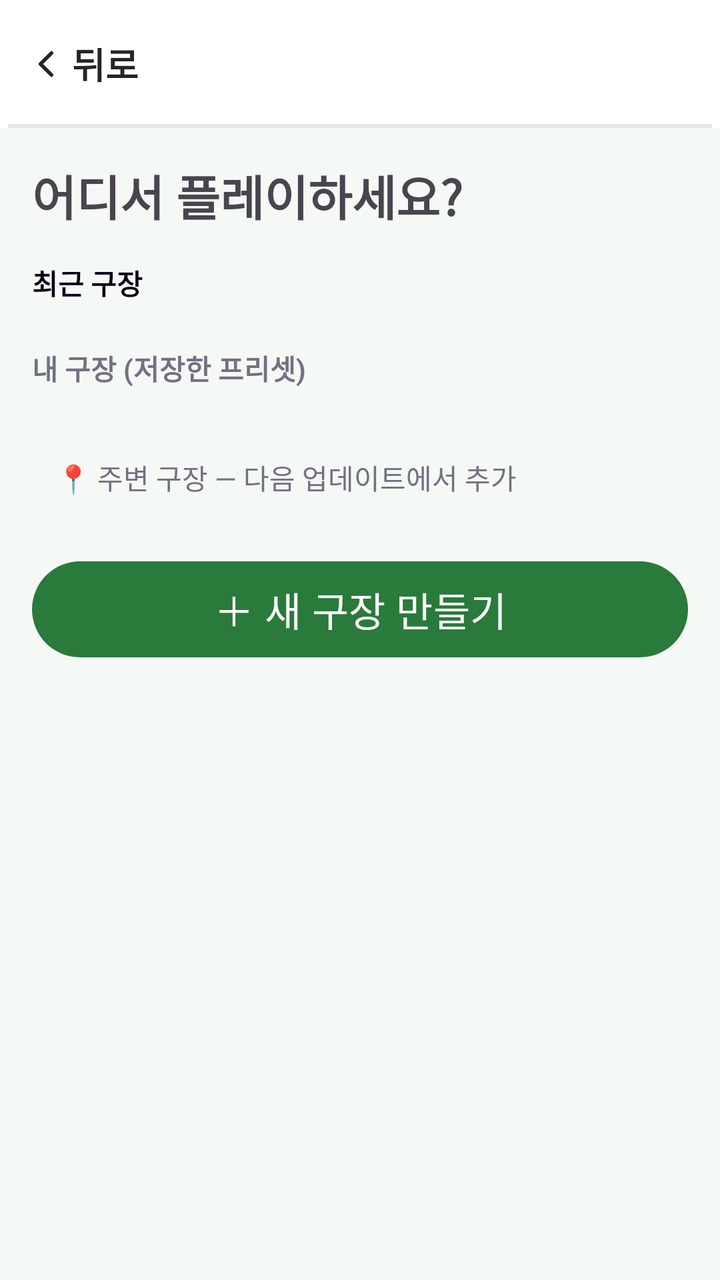
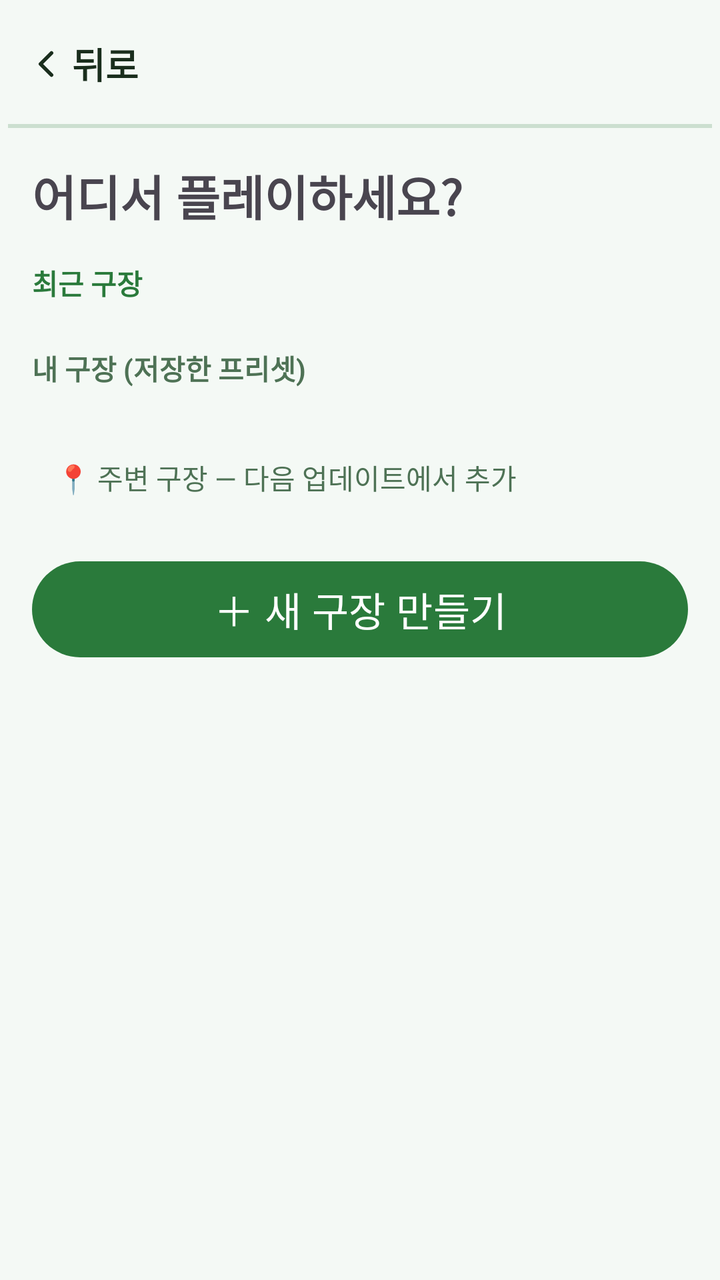

Screens rendered from an Android XML layout before and after an edit, with the pre-edit source and the edit as a unified diff.
<!-- AndroidManifest.xml: application theme Theme.ParkGolf -->
<!-- res/layout/fragment_start.xml -->
<?xml version="1.0" encoding="utf-8"?>
<LinearLayout xmlns:android="http://schemas.android.com/apk/res/android"
    android:layout_width="match_parent" android:layout_height="match_parent"
    android:orientation="vertical">
    <include android:id="@+id/topBar" layout="@layout/view_top_bar" />
    <ScrollView
        android:layout_width="match_parent" android:layout_height="0dp" android:layout_weight="1"
        android:fillViewport="true" android:padding="@dimen/screen_padding">
        <LinearLayout
            android:layout_width="match_parent" android:layout_height="wrap_content"
            android:orientation="vertical">
            <TextView android:layout_width="wrap_content" android:layout_height="wrap_content"
                android:text="@string/start_where" android:textSize="@dimen/title_text"
                android:textStyle="bold" android:layout_marginBottom="16dp" />
            <TextView android:layout_width="wrap_content" android:layout_height="wrap_content"
                android:text="@string/recent_courses" android:textStyle="bold"
                android:textColor="@color/green_primary" android:layout_marginBottom="6dp" />
            <androidx.recyclerview.widget.RecyclerView android:id="@+id/rvRecent"
                android:layout_width="match_parent" android:layout_height="wrap_content"
                android:layout_marginBottom="16dp" />
            <TextView android:layout_width="wrap_content" android:layout_height="wrap_content"
                android:text="@string/saved_presets" android:textStyle="bold"
                android:textColor="@color/text_muted" android:layout_marginBottom="6dp" />
            <androidx.recyclerview.widget.RecyclerView android:id="@+id/rvPresets"
                android:layout_width="match_parent" android:layout_height="wrap_content"
                android:layout_marginBottom="16dp" />
            <TextView android:layout_width="match_parent" android:layout_height="wrap_content"
                android:text="@string/nearby_courses_soon" android:padding="12dp"
                android:textColor="@color/text_muted" android:layout_marginBottom="16dp" />
            <Button android:id="@+id/btnNewCourse"
                android:layout_width="match_parent" android:layout_height="wrap_content"
                android:minHeight="@dimen/touch_min" android:text="@string/new_course"
                android:textSize="@dimen/button_text" />
        </LinearLayout>
    </ScrollView>
</LinearLayout>
<!-- res/layout/view_top_bar.xml (included above) -->
<?xml version="1.0" encoding="utf-8"?>
<androidx.constraintlayout.widget.ConstraintLayout
    xmlns:android="http://schemas.android.com/apk/res/android"
    xmlns:app="http://schemas.android.com/apk/res-auto"
    android:layout_width="match_parent"
    android:layout_height="wrap_content"
    android:background="@color/background"
    android:minHeight="64dp"
    android:paddingHorizontal="4dp">

    <LinearLayout
        android:id="@+id/btnBack"
        android:layout_width="wrap_content"
        android:layout_height="@dimen/touch_min"
        android:orientation="horizontal"
        android:gravity="center_vertical"
        android:paddingHorizontal="8dp"
        android:background="?attr/selectableItemBackground"
        android:clickable="true"
        android:focusable="true"
        android:contentDescription="@string/back"
        app:layout_constraintStart_toStartOf="parent"
        app:layout_constraintTop_toTopOf="parent"
        app:layout_constraintBottom_toBottomOf="parent">
        <ImageView
            android:layout_width="22dp" android:layout_height="22dp"
            android:src="@drawable/ic_chevron_left"
            android:importantForAccessibility="no" />
        <TextView
            android:layout_width="wrap_content" android:layout_height="wrap_content"
            android:layout_marginStart="2dp"
            android:text="@string/back"
            android:textColor="@color/foreground"
            android:textSize="@dimen/body_text"
            android:textStyle="bold" />
    </LinearLayout>

    <TextView
        android:id="@+id/tvBarTitle"
        android:layout_width="0dp"
        android:layout_height="wrap_content"
        android:gravity="center"
        android:textSize="@dimen/body_text"
        android:textStyle="bold"
        android:textColor="@color/foreground"
        android:maxLines="1"
        android:ellipsize="end"
        app:layout_constraintStart_toEndOf="@id/btnBack"
        app:layout_constraintEnd_toStartOf="@id/barSpacer"
        app:layout_constraintTop_toTopOf="parent"
        app:layout_constraintBottom_toBottomOf="parent" />

    <Space
        android:id="@+id/barSpacer"
        android:layout_width="72dp"
        android:layout_height="1dp"
        app:layout_constraintEnd_toEndOf="parent"
        app:layout_constraintTop_toTopOf="parent" />

    <View android:layout_width="0dp" android:layout_height="@dimen/border_width"
        android:background="@color/border"
        app:layout_constraintStart_toStartOf="parent"
        app:layout_constraintEnd_toEndOf="parent"
        app:layout_constraintBottom_toBottomOf="parent" />
</androidx.constraintlayout.widget.ConstraintLayout>
<!-- resources referenced by this layout -->
<resources>
  <color name="background">#FFFFFF</color>
  <color name="border">#1A000000</color>
  <color name="foreground">#252525</color>
  <color name="green_primary">#030213</color>
  <color name="text_muted">#717182</color>
  <dimen name="body_text">18sp</dimen>
  <dimen name="border_width">2dp</dimen>
  <dimen name="button_text">20sp</dimen>
  <dimen name="screen_padding">16dp</dimen>
  <dimen name="title_text">24sp</dimen>
  <dimen name="touch_min">56dp</dimen>
  <!-- drawable ic_chevron_left (drawable) -->
  <vector xmlns:android="http://schemas.android.com/apk/res/android" android:width="24dp" android:height="24dp" android:viewportWidth="24" android:viewportHeight="24">
      <path android:strokeColor="@color/foreground" android:strokeWidth="2" android:strokeLineCap="round" android:strokeLineJoin="round" android:pathData="M15,18 L9,12 L15,6" />
  </vector>
  <string name="back">뒤로</string>
  <string name="nearby_courses_soon">📍 주변 구장 — 다음 업데이트에서 추가</string>
  <string name="new_course">＋ 새 구장 만들기</string>
  <string name="recent_courses">최근 구장</string>
  <string name="saved_presets">내 구장 (저장한 프리셋)</string>
  <string name="start_where">어디서 플레이하세요?</string>
  <style name="Theme.ParkGolf" parent="Theme.ParkGolf.Green" />
  <style name="Theme.ParkGolf.Green" parent="Theme.ParkGolf.Base">
          <item name="colorPrimary">#2A7A3B</item>
          <item name="android:windowBackground">#F4F9F5</item>
          <item name="parkBackground">#F4F9F5</item>
          <item name="parkForeground">#1A2E1D</item>
          <item name="parkPrimary">#2A7A3B</item>
          <item name="parkPrimary10">#1A2A7A3B</item>
          <item name="parkSecondary">#E6F2E8</item>
          <item name="parkMuted">#EAF3EC</item>
          <item name="parkMutedForeground">#4E7255</item>
          <item name="parkAccent">#D2EBDA</item>
          <item name="parkAccentForeground">#1A3D21</item>
          <item name="parkBorder">#332A7A3B</item>
          <item name="parkInputBg">#EAF3EC</item>
      </style>
  <style name="Theme.ParkGolf.Base" parent="Theme.Material3.DayNight.NoActionBar">
          <item name="colorOnPrimary">@color/on_primary</item>
          <item name="android:textColorPrimary">?attr/parkForeground</item>
      </style>
  <color name="on_primary">#FFFFFF</color>
</resources>

<!-- the commit's change to res/layout/fragment_start.xml (unified diff, before → after) -->
@@ -14,19 +14,19 @@
                 android:textStyle="bold" android:layout_marginBottom="16dp" />
             <TextView android:layout_width="wrap_content" android:layout_height="wrap_content"
                 android:text="@string/recent_courses" android:textStyle="bold"
-                android:textColor="@color/green_primary" android:layout_marginBottom="6dp" />
+                android:textColor="?attr/parkPrimary" android:layout_marginBottom="6dp" />
             <androidx.recyclerview.widget.RecyclerView android:id="@+id/rvRecent"
                 android:layout_width="match_parent" android:layout_height="wrap_content"
                 android:layout_marginBottom="16dp" />
             <TextView android:layout_width="wrap_content" android:layout_height="wrap_content"
                 android:text="@string/saved_presets" android:textStyle="bold"
-                android:textColor="@color/text_muted" android:layout_marginBottom="6dp" />
+                android:textColor="?attr/parkMutedForeground" android:layout_marginBottom="6dp" />
             <androidx.recyclerview.widget.RecyclerView android:id="@+id/rvPresets"
                 android:layout_width="match_parent" android:layout_height="wrap_content"
                 android:layout_marginBottom="16dp" />
             <TextView android:layout_width="match_parent" android:layout_height="wrap_content"
                 android:text="@string/nearby_courses_soon" android:padding="12dp"
-                android:textColor="@color/text_muted" android:layout_marginBottom="16dp" />
+                android:textColor="?attr/parkMutedForeground" android:layout_marginBottom="16dp" />
             <Button android:id="@+id/btnNewCourse"
                 android:layout_width="match_parent" android:layout_height="wrap_content"
                 android:minHeight="@dimen/touch_min" android:text="@string/new_course"
@@ -41,7 +41,7 @@
     xmlns:app="http://schemas.android.com/apk/res-auto"
     android:layout_width="match_parent"
     android:layout_height="wrap_content"
-    android:background="@color/background"
+    android:background="?attr/parkBackground"
     android:minHeight="64dp"
     android:paddingHorizontal="4dp">
 
@@ -67,7 +67,7 @@
             android:layout_width="wrap_content" android:layout_height="wrap_content"
             android:layout_marginStart="2dp"
             android:text="@string/back"
-            android:textColor="@color/foreground"
+            android:textColor="?attr/parkForeground"
             android:textSize="@dimen/body_text"
             android:textStyle="bold" />
     </LinearLayout>
@@ -79,7 +79,7 @@
         android:gravity="center"
         android:textSize="@dimen/body_text"
         android:textStyle="bold"
-        android:textColor="@color/foreground"
+        android:textColor="?attr/parkForeground"
         android:maxLines="1"
         android:ellipsize="end"
         app:layout_constraintStart_toEndOf="@id/btnBack"
@@ -95,7 +95,7 @@
         app:layout_constraintTop_toTopOf="parent" />
 
     <View android:layout_width="0dp" android:layout_height="@dimen/border_width"
-        android:background="@color/border"
+        android:background="?attr/parkBorder"
         app:layout_constraintStart_toStartOf="parent"
         app:layout_constraintEnd_toEndOf="parent"
         app:layout_constraintBottom_toBottomOf="parent" />
<!-- resource entries referenced after the edit -->
@@ -1,10 +1,5 @@
 <!-- resources referenced by this layout -->
 <resources>
-  <color name="background">#FFFFFF</color>
-  <color name="border">#1A000000</color>
-  <color name="foreground">#252525</color>
-  <color name="green_primary">#030213</color>
-  <color name="text_muted">#717182</color>
   <dimen name="body_text">18sp</dimen>
   <dimen name="border_width">2dp</dimen>
   <dimen name="button_text">20sp</dimen>
@@ -13,7 +8,7 @@
   <dimen name="touch_min">56dp</dimen>
   <!-- drawable ic_chevron_left (drawable) -->
   <vector xmlns:android="http://schemas.android.com/apk/res/android" android:width="24dp" android:height="24dp" android:viewportWidth="24" android:viewportHeight="24">
-      <path android:strokeColor="@color/foreground" android:strokeWidth="2" android:strokeLineCap="round" android:strokeLineJoin="round" android:pathData="M15,18 L9,12 L15,6" />
+      <path android:strokeColor="?attr/parkForeground" android:strokeWidth="2" android:strokeLineCap="round" android:strokeLineJoin="round" android:pathData="M15,18 L9,12 L15,6" />
   </vector>
   <string name="back">뒤로</string>
   <string name="nearby_courses_soon">📍 주변 구장 — 다음 업데이트에서 추가</string>
